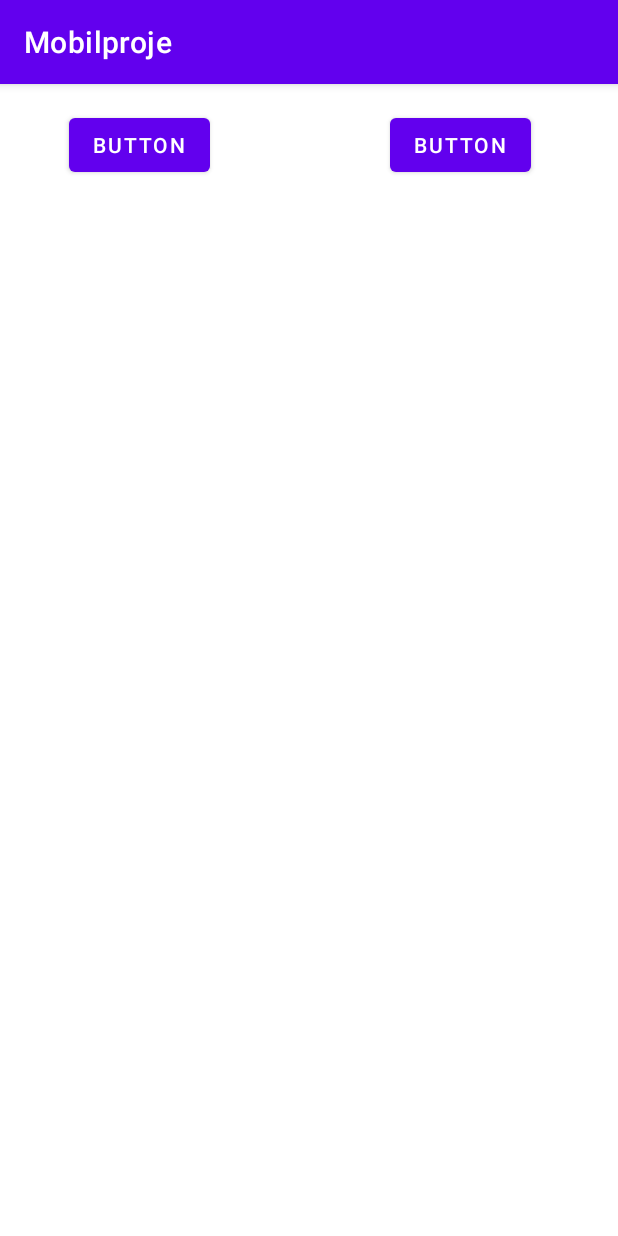
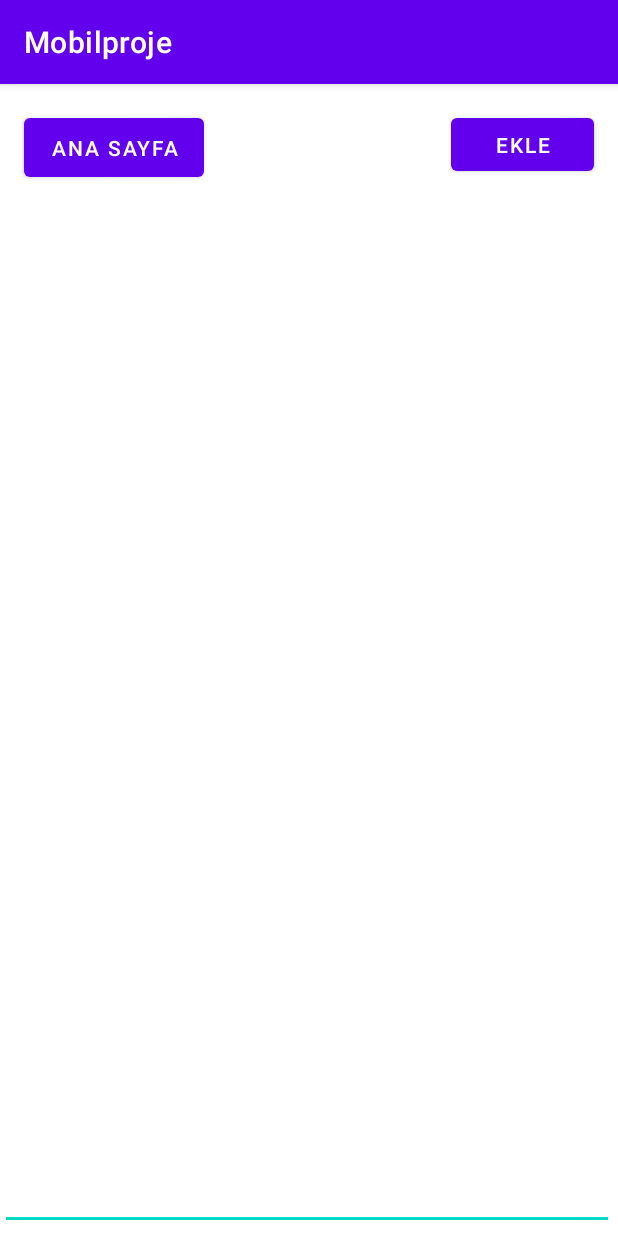
Before and after one commit to notrealtrick/Mobilproje, an Android app built with Jetpack Compose: the InfoActivity screen opened directly, with no data from a screen before it, on a phone screen of 412 x 824 dp. Run offline under Robolectric (Android 15) with nearby library versions, the phone set to English and light mode, and no system bars.

Commit message:
Info Sayfası düzenlendi

```diff
--- a/app/src/main/res/layout/activity_info.xml
+++ b/app/src/main/res/layout/activity_info.xml
@@ -8,25 +8,46 @@
 
     <Button
         android:id="@+id/geriButton"
-        android:layout_width="wrap_content"
-        android:layout_height="wrap_content"
-        android:text="Button"
+        android:layout_width="120dp"
+        android:layout_height="51dp"
+        android:text="Ana Sayfa"
         app:layout_constraintBottom_toBottomOf="parent"
         app:layout_constraintEnd_toEndOf="parent"
-        app:layout_constraintHorizontal_bias="0.145"
+        app:layout_constraintHorizontal_bias="0.054"
         app:layout_constraintStart_toStartOf="parent"
         app:layout_constraintTop_toTopOf="parent"
         app:layout_constraintVertical_bias="0.023" />
 
     <Button
         android:id="@+id/ekleButon"
-        android:layout_width="wrap_content"
-        android:layout_height="wrap_content"
-        android:text="Button"
+        android:layout_width="95dp"
+        android:layout_height="47dp"
+        android:text="Ekle"
         app:layout_constraintBottom_toBottomOf="parent"
         app:layout_constraintEnd_toEndOf="parent"
-        app:layout_constraintHorizontal_bias="0.817"
+        app:layout_constraintHorizontal_bias="0.949"
         app:layout_constraintStart_toStartOf="parent"
         app:layout_constraintTop_toTopOf="parent"
         app:layout_constraintVertical_bias="0.023" />
+
+    <LinearLayout
+        android:layout_width="409dp"
+        android:layout_height="547dp"
+        android:layout_marginBottom="4dp"
+        android:orientation="vertical"
+        app:layout_constraintBottom_toBottomOf="parent"
+        app:layout_constraintEnd_toEndOf="parent"
+        app:layout_constraintHorizontal_bias="0.0"
+        app:layout_constraintStart_toStartOf="parent">
+
+        <EditText
+            android:id="@+id/editTextTextMultiLine"
+            android:layout_width="match_parent"
+            android:layout_height="match_parent"
+            android:ems="10"
+            android:gravity="start|top"
+            android:inputType="textMultiLine"
+            tools:text="sd" />
+    </LinearLayout>
+
 </androidx.constraintlayout.widget.ConstraintLayout>
```
